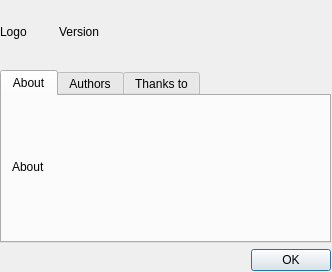
Qt form ui/about.ui (gitter-badger/simplechatclient) before a commit.
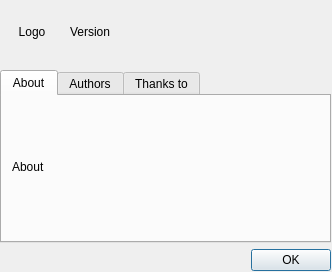
The same form after that commit. Icons and pictures are not drawn.

What changed in the file:
```diff
--- a/ui/about.ui
+++ b/ui/about.ui
@@ -51,19 +51,22 @@
        <widget class="QLabel" name="label_logo">
         <property name="minimumSize">
          <size>
-          <width>53</width>
+          <width>64</width>
           <height>64</height>
          </size>
         </property>
         <property name="maximumSize">
          <size>
-          <width>53</width>
+          <width>64</width>
           <height>64</height>
          </size>
         </property>
         <property name="text">
          <string>Logo</string>
         </property>
+        <property name="alignment">
+         <set>Qt::AlignCenter</set>
+        </property>
        </widget>
       </item>
       <item>
```
Left out of the diff: 2 changed lines with no effect on the pictures.
